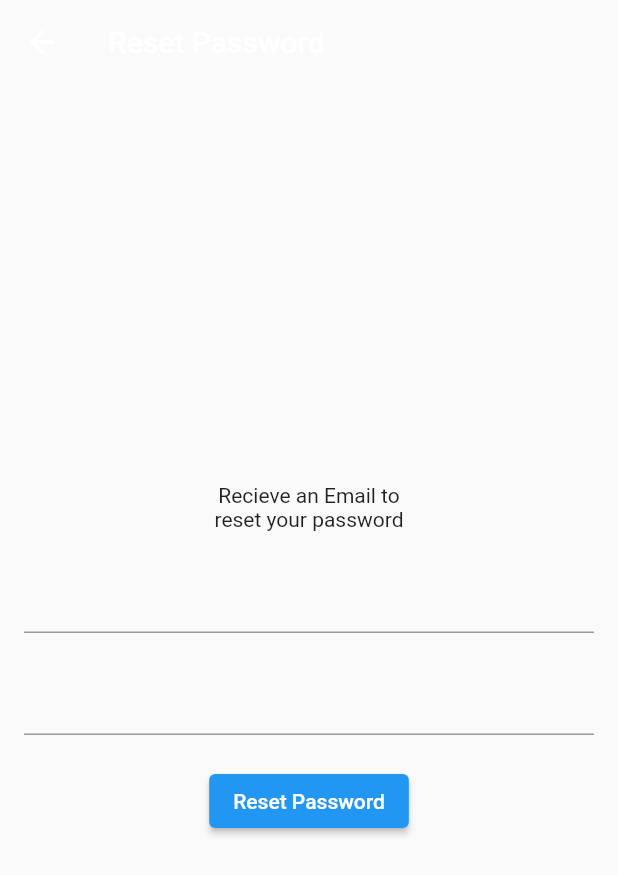
After one commit to HirunaVishwamith/fabriapp, a Flutter app: the resetPassword screen opened directly, on a phone screen of 412 x 824 dp. The commit adds this screen. Shown: the top 875 px of the screen. Run offline on Flutter 3.47's test engine with Material 2 defaults, Android fonts, the phone set to English and light mode, and no system bars; our stand-ins replace cloud_firestore, file_picker, firebase_auth, firebase_core, firebase_storage, youtube_player_flutter; accounts and stored records are empty; network calls fail.

Commit message:
change password, logout,directory,request recieed

```diff
--- a/lib/admin_staff/change_password.dart
+++ b/lib/admin_staff/change_password.dart
@@ -127,8 +127,10 @@ class _ChangePasswordState extends State<ChangePassword> {
                             onPressed: () {
                               if (_formKey.currentState!.validate()) {
                                 // If the form is valid, display a Snackbar.
-                                ScaffoldMessenger.of(context).showSnackBar(const SnackBar(
-                                    content: Text('Data is in processing.')));
+                                ScaffoldMessenger.of(context).showSnackBar(
+                                    const SnackBar(
+                                        content:
+                                            Text('Data is in processing.')));
                               }
                             },
                             child: const Text(
--- a/lib/directory.dart
+++ b/lib/directory.dart
@@ -1,5 +1,7 @@
 // ignore_for_file: avoid_unnecessary_containers
 
+import 'package:cloud_firestore/cloud_firestore.dart';
+import 'package:fabriapp/dirlist.dart';
 import 'package:fabriapp/loginui.dart';
 import 'package:flutter/material.dart';
 import 'package:intl/intl.dart';
@@ -72,6 +74,7 @@ class _DirectoryState extends State<Directory> {
                   ),
                 ),
                 const SizedBox(height: 10),
+                dirList(),
                 //
               ],
             ),
--- a/lib/main.dart
+++ b/lib/main.dart
@@ -1,9 +1,12 @@
 import 'package:fabriapp/admin_staff/main_admin.dart';
 import 'package:fabriapp/loginui.dart';
+import 'package:fabriapp/resetpassword.dart';
 import 'package:fabriapp/site_staff/home_staff.dart';
 import 'package:fabriapp/site_staff/main_staff.dart';
 import 'package:firebase_core/firebase_core.dart';
 import 'package:flutter/material.dart';
+
+import 'office_staff/main_officestaff.dart';
 
 void main() async {
   WidgetsFlutterBinding.ensureInitialized();
@@ -38,7 +41,6 @@ class MyHomePage extends StatefulWidget {
 class _MyHomePageState extends State<MyHomePage> {
   @override
   Widget build(BuildContext context) {
-    return  LoginUI();
-
+    return LoginUI();
   }
 }
--- /dev/null
+++ b/lib/resetpassword.dart
@@ -0,0 +1,122 @@
+import 'package:cloud_firestore/cloud_firestore.dart';
+import 'package:firebase_auth/firebase_auth.dart';
+import 'package:flutter/cupertino.dart';
+import 'package:flutter/material.dart';
+import 'package:flutter/src/foundation/key.dart';
+import 'package:flutter/src/widgets/framework.dart';
+
+class resetPassword extends StatefulWidget {
+  const resetPassword({Key? key}) : super(key: key);
+
+  @override
+  State<resetPassword> createState() => _resetPasswordState();
+}
+
+class _resetPasswordState extends State<resetPassword> {
+  final _formKey = GlobalKey<FormState>();
+
+  // @override
+  // void dispose() {
+  //   emailcont.dispose();
+  //   super.dispose();
+  // }
+
+  @override
+  Widget build(BuildContext context) {
+    final emailcont = TextEditingController();
+    final passcont = TextEditingController();
+    Future resetpass() async {
+      //Create an instance of the current user.
+      User? user = await FirebaseAuth.instance.currentUser!;
+      CollectionReference users =
+          FirebaseFirestore.instance.collection('users');
+      if (user.email.toString() == emailcont.text) {
+        final userdoc = users
+            .doc(emailcont.text)
+            .update({'password': passcont.text})
+            .then((value) => print("User Updated"))
+            .catchError((error) => print("Failed to update user: $error"));
+
+        user.updatePassword(passcont.text).then((_) {
+          ScaffoldMessenger.of(context).showSnackBar(
+              const SnackBar(content: Text('Password successfuly chancged')));
+        }).catchError((error) {
+          print("Password can't be changed" + error.toString());
+          //This might happen, when the wrong password is in, the user isn't found, or if the user hasn't logged in recently.
+        });
+        Navigator.pop(context);
+      } else {
+        ScaffoldMessenger.of(context)
+            .showSnackBar(const SnackBar(content: Text('Enter your email')));
+      }
+    }
+
+    return Scaffold(
+      appBar: AppBar(
+        backgroundColor: Colors.transparent,
+        elevation: 0,
+        title: Text("Reset Password"),
+      ),
+      body: Padding(
+        padding: EdgeInsets.all(16),
+        child: Form(
+          key: _formKey,
+          child: Column(
+            mainAxisAlignment: MainAxisAlignment.center,
+            children: [
+              Text(
+                "Recieve an Email to\nreset your password",
+                textAlign: TextAlign.center,
+              ),
+              SizedBox(
+                height: 20,
+              ),
+              TextFormField(
+                controller: passcont,
+                textInputAction: TextInputAction.done,
+                autovalidateMode: AutovalidateMode.onUserInteraction,
+                validator: (value) {
+                  RegExp regex = RegExp(r'^(?=.*?[A-Z])(?=.*?[a-z]).{8,}$');
+                  if (value!.isEmpty) {
+                    return 'Please enter password';
+                  } else {
+                    if (!regex.hasMatch(value)) {
+                      return 'Enter valid password';
+                    } else {
+                      return null;
+                    }
+                  }
+                },
+              ),
+              SizedBox(
+                height: 20,
+              ),
+              TextFormField(
+                controller: emailcont,
+                textInputAction: TextInputAction.done,
+                autovalidateMode: AutovalidateMode.onUserInteraction,
+                validator: (value) {
+                  if (value!.isEmpty) {
+                    return 'Please enter a email address';
+                  }
+                  return null;
+                },
+              ),
+              SizedBox(
+                height: 20,
+              ),
+              ElevatedButton(
+                onPressed: () {
+                  resetpass();
+                },
+                child: Text("Reset Password"),
+              ),
+            ],
+          ),
+        ),
+      ),
+    );
+
+    // ignore: dead_code
+  }
+}
```
Also changed, not shown: lib/admin_staff/company_directory.dart (+27 -2 lines), lib/admin_staff/create_account.dart (+14 -14 lines), lib/admin_staff/receive_requests.dart (+18 -0 lines), lib/admin_staff/reqestlist.dart (added, +43 -0 lines), lib/dirlist.dart (added, +45 -0 lines), lib/user_profile.dart (+17 -2 lines).
